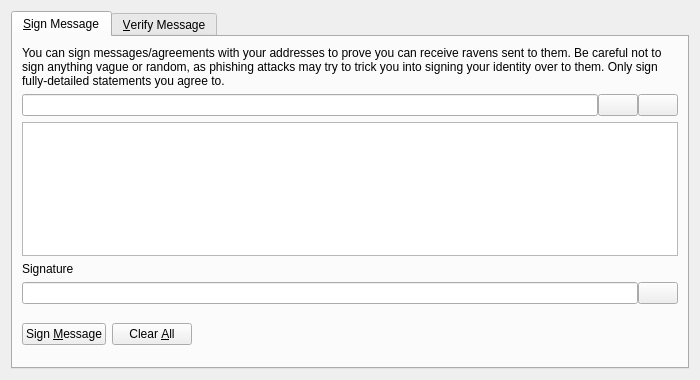
Above: src/qt/forms/signverifymessagedialog.ui from BartManX/mynta-core before the change. Below: the same form after it.
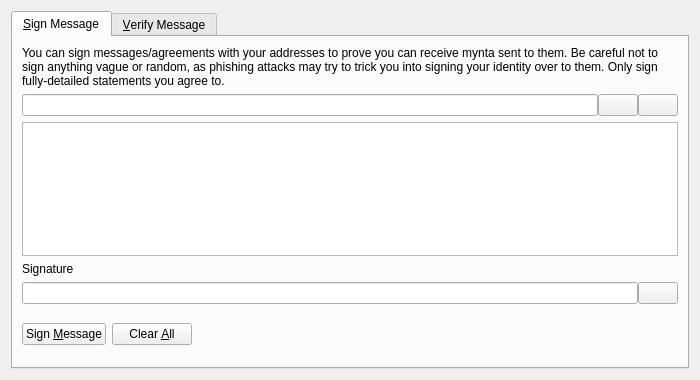
That is the form after the change. Icons and pictures are not drawn. Custom widgets are drawn as their Qt base class.

```diff
--- a/src/qt/forms/signverifymessagedialog.ui
+++ b/src/qt/forms/signverifymessagedialog.ui
@@ -30,7 +30,7 @@
        <item>
         <widget class="QLabel" name="infoLabel_SM">
          <property name="text">
-          <string>You can sign messages/agreements with your addresses to prove you can receive ravens sent to them. Be careful not to sign anything vague or random, as phishing attacks may try to trick you into signing your identity over to them. Only sign fully-detailed statements you agree to.</string>
+          <string>You can sign messages/agreements with your addresses to prove you can receive mynta sent to them. Be careful not to sign anything vague or random, as phishing attacks may try to trick you into signing your identity over to them. Only sign fully-detailed statements you agree to.</string>
          </property>
          <property name="textFormat">
           <enum>Qt::PlainText</enum>
```
Left out of the diff: 18 changed lines with no effect on the pictures.
